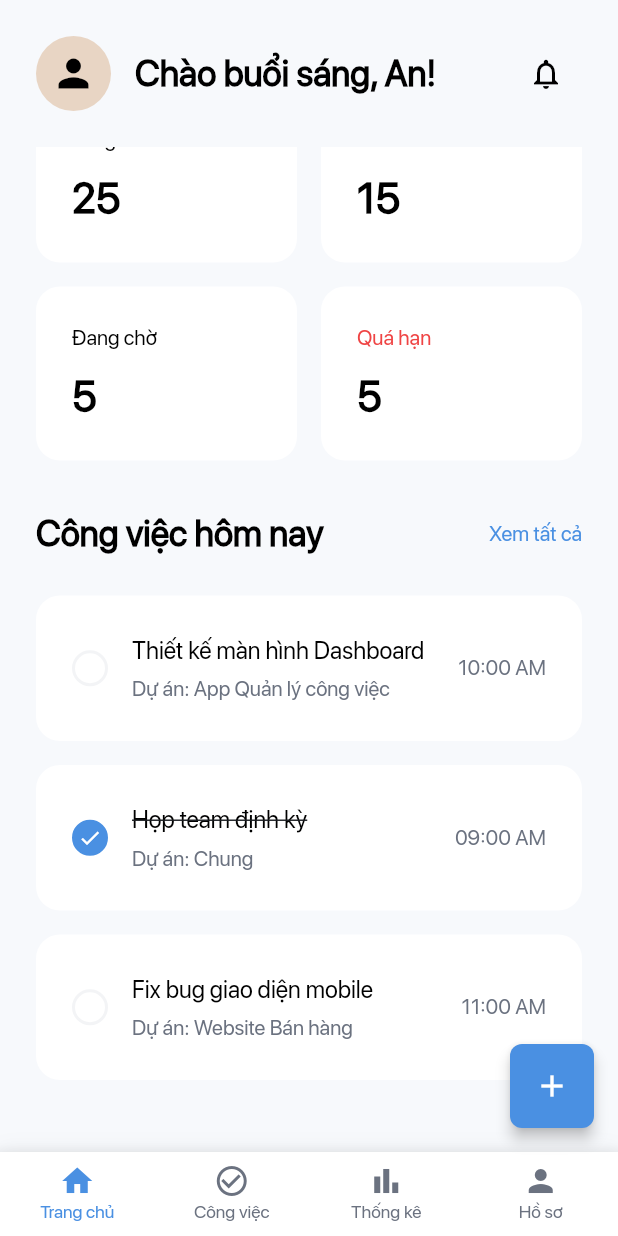
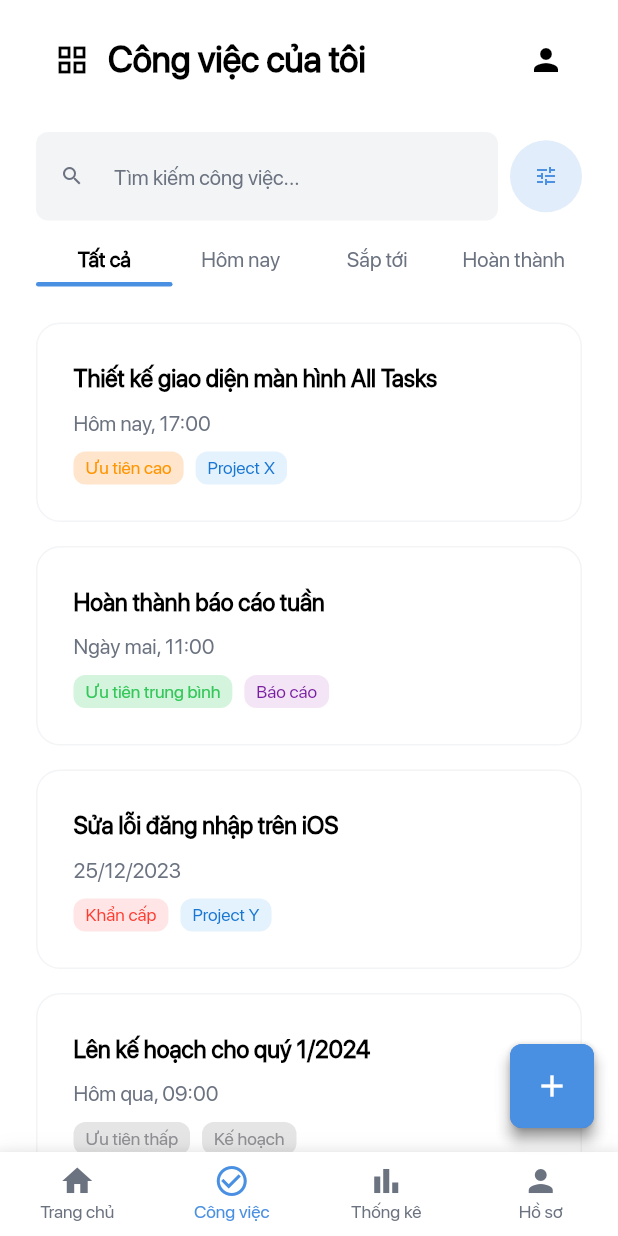
Before and after one commit to huynhkhuanit/task_management_app, a Flutter app: the HomeScreen screen opened directly, scrolled down 484 dp, after a tap on "Xem tất cả", on a phone screen of 412 x 824 dp. Run offline on Flutter 3.47's test engine with Material 3 defaults, Android fonts, the phone set to English and light mode, and no system bars.

Commit message:
Add TaskPriority enum and tags to Task model; refactor HomeScreen layout and navigation

```diff
--- a/lib/models/task_model.dart
+++ b/lib/models/task_model.dart
@@ -1,9 +1,14 @@
-import 'package:flutter/material.dart';
-
 enum TaskStatus {
   pending,
   completed,
   overdue,
+}
+
+enum TaskPriority {
+  high,
+  medium,
+  low,
+  urgent,
 }
 
 class Task {
@@ -13,6 +18,8 @@ class Task {
   final DateTime time;
   final TaskStatus status;
   final DateTime? dueDate;
+  final TaskPriority priority;
+  final List<String> tags;
 
   Task({
     required this.id,
@@ -21,5 +28,7 @@ class Task {
     required this.time,
     this.status = TaskStatus.pending,
     this.dueDate,
+    this.priority = TaskPriority.medium,
+    this.tags = const [],
   });
 }
--- a/lib/screens/home_screen.dart
+++ b/lib/screens/home_screen.dart
@@ -4,6 +4,7 @@ import '../res/fonts/font_resources.dart';
 import '../models/task_model.dart';
 import '../widgets/calendar_widget.dart';
 import '../widgets/bottom_navigation_bar.dart';
+import 'tasks_screen.dart';
 
 class HomeScreen extends StatefulWidget {
   const HomeScreen({Key? key}) : super(key: key);
@@ -51,11 +52,8 @@ class _HomeScreenState extends State<HomeScreen> {
     }
   }
 
-  @override
-  Widget build(BuildContext context) {
-    return Scaffold(
-      backgroundColor: AppColors.onboardingBackground,
-      body: SafeArea(
+  Widget _buildHomeContent() {
+    return SafeArea(
       child: Column(
         children: [
           // Top Header
@@ -172,7 +170,9 @@ class _HomeScreenState extends State<HomeScreen> {
                       ),
                       GestureDetector(
                         onTap: () {
-                            // TODO: Navigate to all tasks
+                          setState(() {
+                            _currentIndex = 1; // Switch to Tasks tab
+                          });
                         },
                         child: Text(
                           'Xem tất cả',
@@ -195,6 +195,41 @@ class _HomeScreenState extends State<HomeScreen> {
           ),
         ],
       ),
+    );
+  }
+
+  @override
+  Widget build(BuildContext context) {
+    return Scaffold(
+      backgroundColor: AppColors.onboardingBackground,
+      body: IndexedStack(
+        index: _currentIndex,
+        children: [
+          // Home screen (index 0)
+          _buildHomeContent(),
+          // Tasks screen (index 1)
+          const TasksScreen(showBottomNavigationBar: false),
+          // Statistics screen (index 2) - TODO: Create later
+          Center(
+            child: Text(
+              'Thống kê',
+              style: R.styles.heading2(
+                color: AppColors.black,
+                weight: FontWeight.w700,
+              ),
+            ),
+          ),
+          // Profile screen (index 3) - TODO: Create later
+          Center(
+            child: Text(
+              'Hồ sơ',
+              style: R.styles.heading2(
+                color: AppColors.black,
+                weight: FontWeight.w700,
+              ),
+            ),
+          ),
+        ],
       ),
       bottomNavigationBar: CustomBottomNavigationBar(
         currentIndex: _currentIndex,
@@ -202,16 +237,25 @@ class _HomeScreenState extends State<HomeScreen> {
           setState(() {
             _currentIndex = index;
           });
-          // TODO: Navigate to different screens
         },
       ),
-      floatingActionButton: FloatingActionButton(
+      floatingActionButton: _currentIndex == 1
+          ? FloatingActionButton(
               onPressed: () {
                 // TODO: Add new task
               },
               backgroundColor: AppColors.primary,
               child: const Icon(Icons.add, color: AppColors.white),
-      ),
+            )
+          : _currentIndex == 0
+              ? FloatingActionButton(
+                  onPressed: () {
+                    // TODO: Add new task
+                  },
+                  backgroundColor: AppColors.primary,
+                  child: const Icon(Icons.add, color: AppColors.white),
+                )
+              : null,
     );
   }
 
--- /dev/null
+++ b/lib/screens/tasks_screen.dart
@@ -0,0 +1,480 @@
+import 'package:flutter/material.dart';
+import '../constants/app_constants.dart';
+import '../res/fonts/font_resources.dart';
+import '../models/task_model.dart';
+import '../widgets/bottom_navigation_bar.dart';
+
+class TasksScreen extends StatefulWidget {
+  final bool showBottomNavigationBar;
+
+  const TasksScreen({
+    Key? key,
+    this.showBottomNavigationBar = true,
+  }) : super(key: key);
+
+  @override
+  State<TasksScreen> createState() => _TasksScreenState();
+}
+
+class _TasksScreenState extends State<TasksScreen> {
+  int _currentIndex = 1; // Tasks tab is selected
+  int _selectedCategoryIndex = 0; // "Tất cả" is selected
+  final TextEditingController _searchController = TextEditingController();
+
+  final List<String> _categories = [
+    'Tất cả',
+    'Hôm nay',
+    'Sắp tới',
+    'Hoàn thành'
+  ];
+
+  // Sample tasks matching the image
+  final List<Task> _allTasks = [
+    Task(
+      id: '1',
+      title: 'Thiết kế giao diện màn hình All Tasks',
+      project: 'Project X',
+      time: DateTime.now(),
+      dueDate: DateTime.now().copyWith(hour: 17, minute: 0),
+      status: TaskStatus.pending,
+      priority: TaskPriority.high,
+      tags: ['Ưu tiên cao', 'Project X'],
+    ),
+    Task(
+      id: '2',
+      title: 'Hoàn thành báo cáo tuần',
+      project: 'Báo cáo',
+      time: DateTime.now().add(const Duration(days: 1)),
+      dueDate: DateTime.now()
+          .add(const Duration(days: 1))
+          .copyWith(hour: 11, minute: 0),
+      status: TaskStatus.pending,
+      priority: TaskPriority.medium,
+      tags: ['Ưu tiên trung bình', 'Báo cáo'],
+    ),
+    Task(
+      id: '3',
+      title: 'Sửa lỗi đăng nhập trên iOS',
+      project: 'Project Y',
+      time: DateTime(2023, 12, 25),
+      dueDate: DateTime(2023, 12, 25),
+      status: TaskStatus.pending,
+      priority: TaskPriority.urgent,
+      tags: ['Khẩn cấp', 'Project Y'],
+    ),
+    Task(
+      id: '4',
+      title: 'Lên kế hoạch cho quý 1/2024',
+      project: 'Kế hoạch',
+      time: DateTime.now().subtract(const Duration(days: 1)),
+      dueDate: DateTime.now()
+          .subtract(const Duration(days: 1))
+          .copyWith(hour: 9, minute: 0),
+      status: TaskStatus.pending,
+      priority: TaskPriority.low,
+      tags: ['Ưu tiên thấp', 'Kế hoạch'],
+    ),
+  ];
+
+  List<Task> get _filteredTasks {
+    var tasks = _allTasks;
+
+    // Filter by category
+    if (_selectedCategoryIndex == 1) {
+      // Hôm nay
+      final today = DateTime.now();
+      tasks = tasks.where((task) {
+        if (task.dueDate == null) return false;
+        return task.dueDate!.year == today.year &&
+            task.dueDate!.month == today.month &&
+            task.dueDate!.day == today.day;
+      }).toList();
+    } else if (_selectedCategoryIndex == 2) {
+      // Sắp tới
+      final today = DateTime.now();
+      tasks = tasks.where((task) {
+        if (task.dueDate == null) return false;
+        return task.dueDate!.isAfter(today) &&
+            !(task.dueDate!.year == today.year &&
+                task.dueDate!.month == today.month &&
+                task.dueDate!.day == today.day);
+      }).toList();
+    } else if (_selectedCategoryIndex == 3) {
+      // Hoàn thành
+      tasks =
+          tasks.where((task) => task.status == TaskStatus.completed).toList();
+    }
+
+    // Filter by search query
+    if (_searchController.text.isNotEmpty) {
+      final query = _searchController.text.toLowerCase();
+      tasks = tasks
+          .where((task) =>
+              task.title.toLowerCase().contains(query) ||
+              task.project.toLowerCase().contains(query))
+          .toList();
+    }
+
+    return tasks;
+  }
+
+  String _formatDueDate(DateTime? dueDate) {
+    if (dueDate == null) return '';
+
+    final now = DateTime.now();
+    final today = DateTime(now.year, now.month, now.day);
+    final tomorrow = today.add(const Duration(days: 1));
+    final yesterday = today.subtract(const Duration(days: 1));
+    final taskDate = DateTime(dueDate.year, dueDate.month, dueDate.day);
+
+    if (taskDate == today) {
+      return 'Hôm nay, ${dueDate.hour.toString().padLeft(2, '0')}:${dueDate.minute.toString().padLeft(2, '0')}';
+    } else if (taskDate == tomorrow) {
+      return 'Ngày mai, ${dueDate.hour.toString().padLeft(2, '0')}:${dueDate.minute.toString().padLeft(2, '0')}';
+    } else if (taskDate == yesterday) {
+      return 'Hôm qua, ${dueDate.hour.toString().padLeft(2, '0')}:${dueDate.minute.toString().padLeft(2, '0')}';
+    } else {
+      return '${dueDate.day.toString().padLeft(2, '0')}/${dueDate.month.toString().padLeft(2, '0')}/${dueDate.year}';
+    }
+  }
+
+  Color _getPriorityColor(TaskPriority priority) {
+    switch (priority) {
+      case TaskPriority.high:
+        return const Color(0xFFFF9500); // Orange
+      case TaskPriority.medium:
+        return const Color(0xFF34C759); // Light green
+      case TaskPriority.urgent:
+        return const Color(0xFFFF3B30); // Light red
+      case TaskPriority.low:
+        return const Color(0xFF8E8E93); // Light gray
+    }
+  }
+
+  String _getPriorityText(TaskPriority priority) {
+    switch (priority) {
+      case TaskPriority.high:
+        return 'Ưu tiên cao';
+      case TaskPriority.medium:
+        return 'Ưu tiên trung bình';
+      case TaskPriority.urgent:
+        return 'Khẩn cấp';
+      case TaskPriority.low:
+        return 'Ưu tiên thấp';
+    }
+  }
+
+  // Get light background color for tags
+  Color _getTagBackgroundColor(String tag, TaskPriority priority) {
+    if (tag.contains('Ưu tiên') || tag == 'Khẩn cấp') {
+      switch (priority) {
+        case TaskPriority.high:
+          return const Color(0xFFFFE5CC); // Light orange
+        case TaskPriority.medium:
+          return const Color(0xFFD4F4DD); // Light green
+        case TaskPriority.urgent:
+          return const Color(0xFFFFE5E5); // Light red
+        case TaskPriority.low:
+          return const Color(0xFFE5E5E5); // Light gray
+      }
+    }
+    // Default colors for project tags
+    if (tag == 'Project X' || tag == 'Project Y') {
+      return const Color(0xFFE3F2FD); // Light blue
+    } else if (tag == 'Báo cáo') {
+      return const Color(0xFFF3E5F5); // Light purple
+    } else if (tag == 'Kế hoạch') {
+      return const Color(0xFFE5E5E5); // Light gray
+    }
+    return AppColors.primaryLight.withOpacity(0.2);
+  }
+
+  // Get dark text color for tags
+  Color _getTagTextColor(String tag, TaskPriority priority) {
+    if (tag.contains('Ưu tiên') || tag == 'Khẩn cấp') {
+      switch (priority) {
+        case TaskPriority.high:
+          return const Color(0xFFFF9500); // Dark orange
+        case TaskPriority.medium:
+          return const Color(0xFF34C759); // Dark green
+        case TaskPriority.urgent:
+          return const Color(0xFFFF3B30); // Dark red
+        case TaskPriority.low:
+          return const Color(0xFF8E8E93); // Dark gray
+      }
+    }
+    // Default colors for project tags
+    if (tag == 'Project X' || tag == 'Project Y') {
+      return const Color(0xFF1976D2); // Dark blue
+    } else if (tag == 'Báo cáo') {
+      return const Color(0xFF7B1FA2); // Dark purple
+    } else if (tag == 'Kế hoạch') {
+      return const Color(0xFF8E8E93); // Dark gray
+    }
+    return AppColors.primary;
+  }
+
+  @override
+  Widget build(BuildContext context) {
+    return Scaffold(
+      backgroundColor: AppColors.white,
+      body: SafeArea(
+        child: Column(
+          children: [
+            // Header
+            Padding(
+              padding: const EdgeInsets.symmetric(
+                horizontal: AppDimensions.paddingLarge,
+                vertical: AppDimensions.paddingMedium,
+              ),
+              child: Row(
+                children: [
+                  // Grid icon
+                  IconButton(
+                    icon: const Icon(
+                      Icons.grid_view,
+                      color: AppColors.black,
+                      size: AppDimensions.iconMedium,
+                    ),
+                    onPressed: () {
+                      // TODO: Handle menu
+                    },
+                  ),
+                  // Title
+                  Expanded(
+                    child: Text(
+                      'Công việc của tôi',
+                      style: R.styles.heading2(
+                        color: AppColors.black,
+                        weight: FontWeight.w700,
+                      ),
+                    ),
+                  ),
+                  // Profile icon
+                  IconButton(
+                    icon: const Icon(
+                      Icons.person,
+                      color: AppColors.black,
+                      size: AppDimensions.iconMedium,
+                    ),
+                    onPressed: () {
+                      // TODO: Navigate to profile
+                    },
+                  ),
+                ],
+              ),
+            ),
+            // Search and Filter Bar
+            Padding(
+              padding: const EdgeInsets.symmetric(
+                horizontal: AppDimensions.paddingLarge,
+                vertical: AppDimensions.paddingSmall,
+              ),
+              child: Row(
+                children: [
+                  // Search bar
+                  Expanded(
+                    child: Container(
+                      decoration: BoxDecoration(
+                        color: AppColors.greyLight,
+                        borderRadius: BorderRadius.circular(
+                          AppDimensions.borderRadiusMedium,
+                        ),
+                      ),
+                      child: TextField(
+                        controller: _searchController,
+                        onChanged: (_) => setState(() {}),
+                        decoration: InputDecoration(
+                          hintText: 'Tìm kiếm công việc...',
+                          hintStyle: R.styles.body(
+                            size: 14,
+                            color: AppColors.grey,
+                          ),
+                          prefixIcon: const Icon(
+                            Icons.search,
+                            color: AppColors.grey,
+                            size: AppDimensions.iconSmall,
+                          ),
+                          border: InputBorder.none,
+                          contentPadding: const EdgeInsets.symmetric(
+                            horizontal: AppDimensions.paddingMedium,
+                            vertical: AppDimensions.paddingMedium,
+                          ),
+                        ),
+                      ),
+                    ),
+                  ),
+                  const SizedBox(width: AppDimensions.paddingSmall),
+                  // Filter button
+                  Container(
+                    width: 48,
+                    height: 48,
+                    decoration: BoxDecoration(
+                      color: AppColors.primaryLight.withOpacity(0.2),
+                      shape: BoxShape.circle,
+                    ),
+                    child: IconButton(
+                      icon: const Icon(
+                        Icons.tune,
+                        color: AppColors.primary,
+                        size: AppDimensions.iconSmall,
+                      ),
+                      onPressed: () {
+                        // TODO: Show filter dialog
+                      },
+                    ),
+                  ),
+                ],
+              ),
+            ),
+            // Category Tabs
+            Padding(
+              padding: const EdgeInsets.symmetric(
+                horizontal: AppDimensions.paddingLarge,
+                vertical: AppDimensions.paddingSmall,
+              ),
+              child: Row(
+                children: List.generate(
+                  _categories.length,
+                  (index) => Expanded(
+                    child: GestureDetector(
+                      onTap: () {
+                        setState(() {
+                          _selectedCategoryIndex = index;
+                        });
+                      },
+                      child: Column(
+                        children: [
+                          Text(
+                            _categories[index],
+                            style: R.styles.body(
+                              size: 14,
+                              weight: _selectedCategoryIndex == index
+                                  ? FontWeight.w700
+                                  : FontWeight.w400,
+                              color: _selectedCategoryIndex == index
+                                  ? AppColors.black
+                                  : AppColors.grey,
+                            ),
+                          ),
+                          const SizedBox(height: 4),
+                          if (_selectedCategoryIndex == index)
+                            Container(
+                              height: 3,
+                              decoration: BoxDecoration(
+                                color: AppColors.primary,
+                                borderRadius: BorderRadius.circular(2),
+                              ),
+                            )
+                          else
+                            const SizedBox(height: 3),
+                        ],
+                      ),
+                    ),
+                  ),
+                ),
+              ),
+            ),
+            // Task List
+            Expanded(
+              child: ListView.builder(
+                padding: const EdgeInsets.symmetric(
+                  horizontal: AppDimensions.paddingLarge,
+                  vertical: AppDimensions.paddingMedium,
+                ),
+                itemCount: _filteredTasks.length,
+                itemBuilder: (context, index) {
+                  final task = _filteredTasks[index];
+                  return _buildTaskCard(task);
+                },
+              ),
+            ),
+          ],
+        ),
+      ),
+      bottomNavigationBar: widget.showBottomNavigationBar
+          ? CustomBottomNavigationBar(
+              currentIndex: _currentIndex,
+              onTap: (index) {
+                setState(() {
+                  _currentIndex = index;
+                });
+                // TODO: Navigate to different screens
+              },
+            )
+          : null,
+      floatingActionButton: FloatingActionButton(
+        onPressed: () {
+          // TODO: Add new task
+        },
+        backgroundColor: AppColors.primary,
+        child: const Icon(Icons.add, color: AppColors.white),
+      ),
+    );
+  }
+
+  Widget _buildTaskCard(Task task) {
+    return Container(
+      margin: const EdgeInsets.only(bottom: AppDimensions.paddingMedium),
+      padding: const EdgeInsets.all(AppDimensions.paddingLarge),
+      decoration: BoxDecoration(
+        color: AppColors.white,
+        borderRadius: BorderRadius.circular(AppDimensions.borderRadiusLarge),
+        border: Border.all(
+          color: AppColors.greyLight,
+          width: 1,
+        ),
+      ),
+      child: Column(
+        crossAxisAlignment: CrossAxisAlignment.start,
+        children: [
+          // Task title
+          Text(
+            task.title,
+            style: R.styles.body(
+              size: 16,
+              weight: FontWeight.w600,
+              color: AppColors.black,
+            ),
+          ),
+          const SizedBox(height: AppDimensions.paddingSmall),
+          // Due date
+          Text(
+            _formatDueDate(task.dueDate),
+            style: R.styles.body(
+              size: 14,
+              color: AppColors.grey,
+            ),
+          ),
+          const SizedBox(height: AppDimensions.paddingSmall),
+          // Tags
+          Wrap(
+            spacing: AppDimensions.paddingSmall,
+            runSpacing: AppDimensions.paddingSmall,
+            children: task.tags.map((tag) {
+              return Container(
+                padding: const EdgeInsets.symmetric(
+                  horizontal: AppDimensions.paddingSmall,
+                  vertical: AppDimensions.paddingXSmall,
+                ),
+                decoration: BoxDecoration(
+                  color: _getTagBackgroundColor(tag, task.priority),
+                  borderRadius: BorderRadius.circular(
+                    AppDimensions.borderRadiusMedium,
+                  ),
+                ),
+                child: Text(
+                  tag,
+                  style: R.styles.caption(
+                    color: _getTagTextColor(tag, task.priority),
+                    weight: FontWeight.w500,
+                  ),
+                ),
+              );
+            }).toList(),
+          ),
+        ],
+      ),
+    );
+  }
+}
```
Lines whose indentation alone changed are shown as unchanged.
